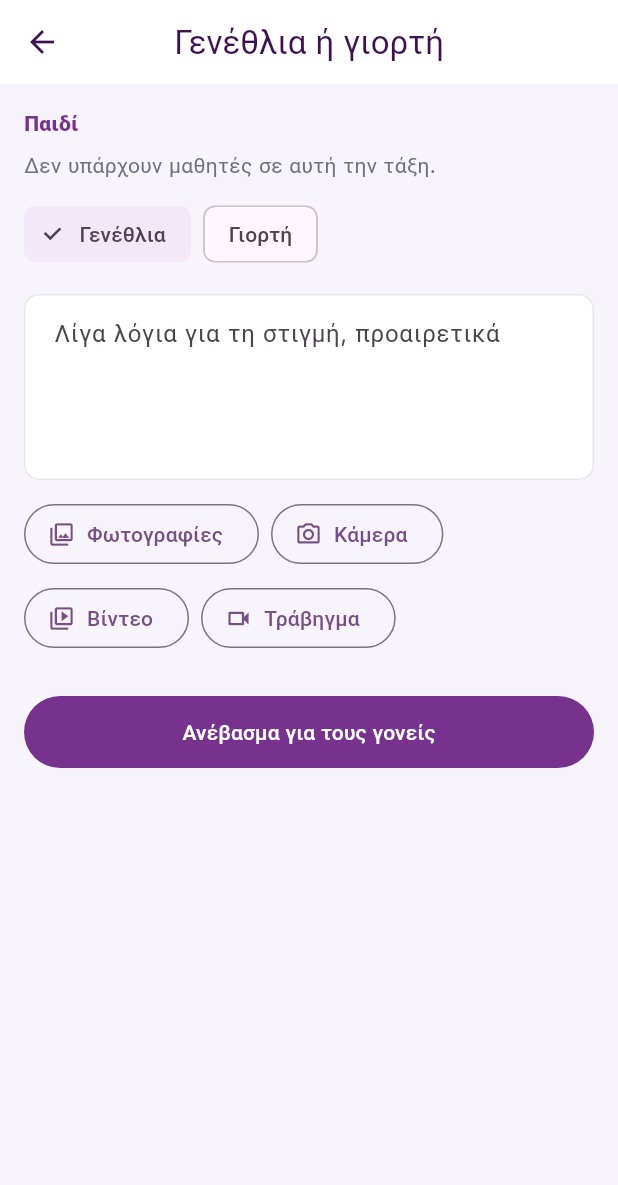
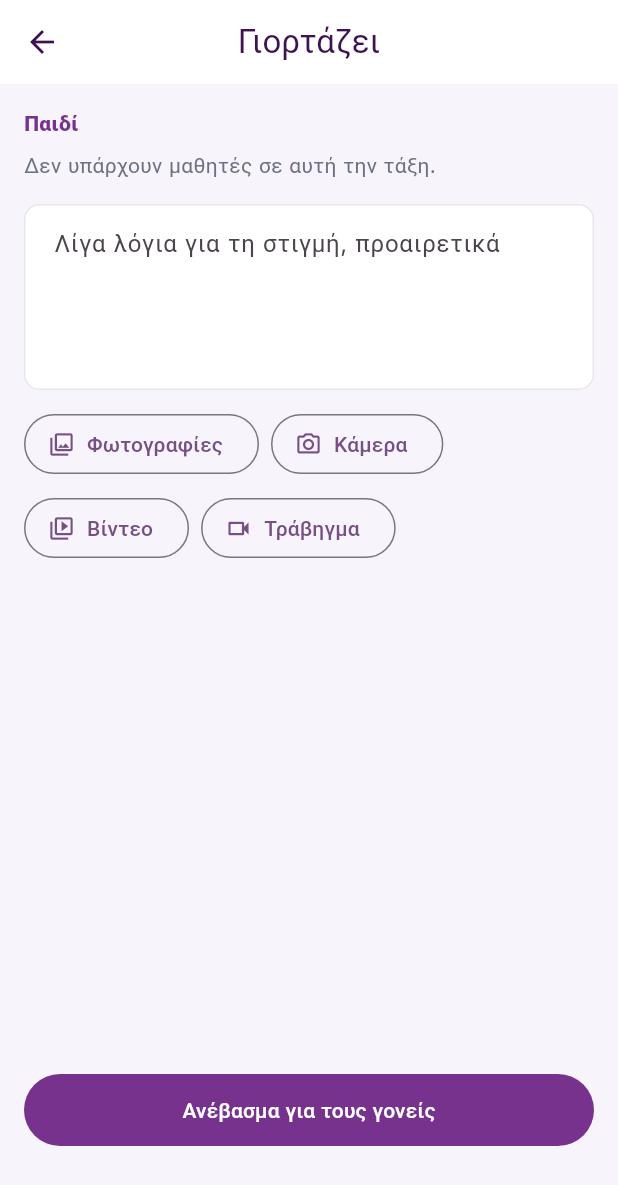
Before and after one commit to damianoskrls/omnedu, a Flutter app: the ClassMomentScreen screen opened directly with empty values, after a tap on "Φωτογραφίες", after a tap on "Κάμερα", on a phone screen of 412 x 824 dp. Shown: the top 1185 px of the screen. Run offline on Flutter 3.47's test engine with Material 3 defaults, Android fonts, the phone set to English and light mode, and no system bars; our stand-ins replace dio, equatable, firebase_core, firebase_messaging, flutter_local_notifications, flutter_riverpod and 5 more; missing offline and left inert: gal; accounts and stored records are empty; network calls fail; project files that could hold a hidden picture were left out.

Commit message:
Show photo thumbnails and keep the parent upload button above the Android bar.
Teachers mark a child with Γιορτάζει, and the same preview applies to today's class post.

Co-authored-by: damianoskrls <damianoskrls@users.noreply.github.com>

```diff
--- a/apps/mobile/lib/features/auth/screens/login_screen.dart
+++ b/apps/mobile/lib/features/auth/screens/login_screen.dart
@@ -83,7 +83,7 @@ class _LoginScreenState extends ConsumerState<LoginScreen> {
                     borderRadius: BorderRadius.circular(20),
                   ),
                   child: const Text(
-                    'omnedu v. 1.15',
+                    'omnedu v. 1.16',
                     style: TextStyle(color: Colors.white, fontSize: 12, fontWeight: FontWeight.w700),
                   ),
                 ),
--- a/apps/mobile/lib/features/parent/screens/school_posts_screen.dart
+++ b/apps/mobile/lib/features/parent/screens/school_posts_screen.dart
@@ -148,8 +148,9 @@ class _PostCard extends StatelessWidget {
     'theater': (bg: Color(0xFFFAF5FF), icon: Color(0xFF7C3AED), label: 'Θέατρο'),
     'event': (bg: Color(0xFFFFF7ED), icon: Color(0xFFEA580C), label: 'Εκδήλωση'),
     'general': (bg: Color(0xFFEFF6FF), icon: Color(0xFF2563EB), label: 'Γενικό'),
-    'birthday': (bg: Color(0xFFFDF2F8), icon: Color(0xFFBE185D), label: 'Γενέθλια'),
-    'nameday': (bg: Color(0xFFFFF7ED), icon: Color(0xFFE95926), label: 'Γιορτή'),
+    'birthday': (bg: Color(0xFFFDF2F8), icon: Color(0xFFBE185D), label: 'Γιορτάζει'),
+    'nameday': (bg: Color(0xFFFFF7ED), icon: Color(0xFFE95926), label: 'Γιορτάζει'),
+    'celebration': (bg: Color(0xFFFDF2F8), icon: Color(0xFFBE185D), label: 'Γιορτάζει'),
     'classroom': (bg: Color(0xFFF3E8F7), icon: Color(0xFF77328D), label: 'Τάξη'),
     'found': (bg: Color(0xFFFFF1EA), icon: Color(0xFFE95926), label: 'Εύρημα'),
   };
--- a/apps/mobile/lib/features/teacher/screens/class_moment_screen.dart
+++ b/apps/mobile/lib/features/teacher/screens/class_moment_screen.dart
@@ -1,9 +1,12 @@
+import 'dart:typed_data';
+
 import 'package:dio/dio.dart';
 import 'package:flutter/material.dart';
 import 'package:flutter_riverpod/flutter_riverpod.dart';
 import 'package:image_picker/image_picker.dart';
 
 import '../../../core/api/api_client.dart';
+import '../../../core/utils/system_insets.dart';
 import '../../../core/widgets/person_face.dart';
 
 class ClassMomentScreen extends ConsumerStatefulWidget {
@@ -26,7 +29,8 @@ class ClassMomentScreen extends ConsumerStatefulWidget {
 class _PendingFile {
   final XFile file;
   final bool video;
-  _PendingFile(this.file, this.video);
+  final Uint8List? bytes;
+  _PendingFile(this.file, this.video, this.bytes);
 }
 
 class _ClassMomentScreenState extends ConsumerState<ClassMomentScreen> {
@@ -36,7 +40,6 @@ class _ClassMomentScreenState extends ConsumerState<ClassMomentScreen> {
   List<Map<String, dynamic>> _students = [];
   bool _loadingStudents = false;
   String? _studentId;
-  String _occasion = 'birthday';
   bool _publishing = false;
   String _progress = '';
 
@@ -86,30 +89,39 @@ class _ClassMomentScreenState extends ConsumerState<ClassMomentScreen> {
   String get _title {
     if (widget.forClass) return 'Σήμερα στην τάξη ${widget.className}';
     final name = _student?['fullName']?.toString() ?? '';
-    return _occasion == 'nameday' ? '$name έχει γιορτή σήμερα' : '$name έχει γενέθλια σήμερα';
+    return '$name γιορτάζει σήμερα';
+  }
+
+  Future<void> _keep(XFile file, {required bool video}) async {
+    if (_pending.length >= 30) return;
+    Uint8List? bytes;
+    if (!video) {
+      try {
+        bytes = await file.readAsBytes();
+      } catch (_) {}
+    }
+    if (!mounted || _pending.length >= 30) return;
+    setState(() => _pending.add(_PendingFile(file, video, bytes)));
   }
 
   Future<void> _addPhotos() async {
     final files = await _picker.pickMultiImage(imageQuality: 85);
     if (!mounted || files.isEmpty) return;
-    setState(() {
-      for (final file in files) {
-        if (_pending.length >= 30) break;
-        _pending.add(_PendingFile(file, false));
-      }
-    });
+    for (final file in files) {
+      await _keep(file, video: false);
+    }
   }
 
   Future<void> _addCamera() async {
     final file = await _picker.pickImage(source: ImageSource.camera, imageQuality: 85);
-    if (!mounted || file == null || _pending.length >= 30) return;
-    setState(() => _pending.add(_PendingFile(file, false)));
+    if (!mounted || file == null) return;
+    await _keep(file, video: false);
   }
 
   Future<void> _addVideo(ImageSource source) async {
     final file = await _picker.pickVideo(source: source);
-    if (!mounted || file == null || _pending.length >= 30) return;
-    setState(() => _pending.add(_PendingFile(file, true)));
+    if (!mounted || file == null) return;
+    await _keep(file, video: true);
   }
 
   Future<void> _publish() async {
@@ -154,7 +166,7 @@ class _ClassMomentScreenState extends ConsumerState<ClassMomentScreen> {
       await dio.post('/schools/${widget.schoolId}/posts', data: {
         'title': _title,
         'content': note,
-        'postType': widget.forClass ? 'classroom' : _occasion,
+        'postType': widget.forClass ? 'classroom' : 'celebration',
         'mediaUrls': urls,
         'audienceType': widget.forClass ? 'class' : 'student',
         'audienceIds': widget.forClass ? [widget.classId] : [_studentId],
@@ -185,10 +197,21 @@ class _ClassMomentScreenState extends ConsumerState<ClassMomentScreen> {
       appBar: AppBar(
         backgroundColor: Colors.white,
         foregroundColor: const Color(0xFF3D1152),
-        title: Text(widget.forClass ? 'Σήμερα στην τάξη' : 'Γενέθλια ή γιορτή'),
+        title: Text(widget.forClass ? 'Σήμερα στην τάξη' : 'Γιορτάζει'),
+      ),
+      bottomNavigationBar: Padding(
+        padding: EdgeInsets.fromLTRB(16, 8, 16, 12 + systemBottomInset(context)),
+        child: FilledButton(
+          style: FilledButton.styleFrom(
+            backgroundColor: const Color(0xFF77328D),
+            minimumSize: const Size.fromHeight(48),
+          ),
+          onPressed: _publishing ? null : _publish,
+          child: Text(_publishing ? (_progress.isEmpty ? 'Ανέβασμα...' : _progress) : 'Ανέβασμα για τους γονείς'),
+        ),
       ),
       body: ListView(
-        padding: const EdgeInsets.fromLTRB(16, 16, 16, 32),
+        padding: const EdgeInsets.fromLTRB(16, 16, 16, 24),
         children: [
           if (!widget.forClass) ...[
             const Text('Παιδί', style: TextStyle(fontWeight: FontWeight.w800, color: Color(0xFF77328D))),
@@ -203,24 +226,6 @@ class _ClassMomentScreenState extends ConsumerState<ClassMomentScreen> {
                 selected: row['id']?.toString() == _studentId,
                 onTap: () => setState(() => _studentId = row['id']?.toString()),
               ),
-            const SizedBox(height: 12),
-            Wrap(
-              spacing: 8,
-              children: [
-                ChoiceChip(
-                  label: const Text('Γενέθλια'),
-                  selected: _occasion == 'birthday',
-                  selectedColor: const Color(0xFFF3E8F7),
-                  onSelected: (_) => setState(() => _occasion = 'birthday'),
-                ),
-                ChoiceChip(
-                  label: const Text('Γιορτή'),
-                  selected: _occasion == 'nameday',
-                  selectedColor: const Color(0xFFFFF1EA),
-                  onSelected: (_) => setState(() => _occasion = 'nameday'),
-                ),
-              ],
-            ),
             if (student != null) ...[
               const SizedBox(height: 12),
               Text(_title, style: const TextStyle(fontWeight: FontWeight.w800, color: Color(0xFF3D1152))),
@@ -250,26 +255,49 @@ class _ClassMomentScreenState extends ConsumerState<ClassMomentScreen> {
               OutlinedButton.icon(onPressed: _publishing ? null : () => _addVideo(ImageSource.camera), icon: const Icon(Icons.videocam_outlined), label: const Text('Τράβηγμα')),
             ],
           ),
-          const SizedBox(height: 12),
-          for (var i = 0; i < _pending.length; i++)
-            ListTile(
-              contentPadding: EdgeInsets.zero,
-              leading: Icon(_pending[i].video ? Icons.movie_outlined : Icons.image_outlined, color: const Color(0xFF77328D)),
-              title: Text(_pending[i].video ? 'Βίντεο ${i + 1}' : 'Φωτογραφία ${i + 1}'),
-              trailing: IconButton(
-                onPressed: _publishing ? null : () => setState(() => _pending.removeAt(i)),
-                icon: const Icon(Icons.close_rounded),
+          if (_pending.isNotEmpty) ...[
+            const SizedBox(height: 12),
+            SizedBox(
+              height: 96,
+              child: ListView.separated(
+                scrollDirection: Axis.horizontal,
+                itemCount: _pending.length,
+                separatorBuilder: (_, __) => const SizedBox(width: 8),
+                itemBuilder: (_, index) {
+                  final item = _pending[index];
+                  return Stack(
+                    children: [
+                      ClipRRect(
+                        borderRadius: BorderRadius.circular(12),
+                        child: item.bytes != null
+                            ? Image.memory(item.bytes!, width: 96, height: 96, fit: BoxFit.cover)
+                            : ColoredBox(
+                                color: const Color(0xFFF3E8F7),
+                                child: SizedBox(
+                                  width: 96,
+                                  height: 96,
+                                  child: Icon(item.video ? Icons.play_circle_fill_rounded : Icons.image_outlined, color: const Color(0xFF77328D), size: 36),
+                                ),
+                              ),
+                      ),
+                      Positioned(
+                        top: 0,
+                        right: 0,
+                        child: IconButton(
+                          visualDensity: VisualDensity.compact,
+                          onPressed: _publishing ? null : () => setState(() => _pending.removeAt(index)),
+                          icon: const DecoratedBox(
+                            decoration: BoxDecoration(color: Color(0xCC3D1152), shape: BoxShape.circle),
+                            child: Icon(Icons.cancel_rounded, color: Colors.white),
+                          ),
+                        ),
+                      ),
+                    ],
+                  );
+                },
               ),
             ),
-          const SizedBox(height: 16),
-          FilledButton(
-            style: FilledButton.styleFrom(
-              backgroundColor: const Color(0xFF77328D),
-              minimumSize: const Size.fromHeight(48),
-            ),
-            onPressed: _publishing ? null : _publish,
-            child: Text(_publishing ? (_progress.isEmpty ? 'Ανέβασμα...' : _progress) : 'Ανέβασμα για τους γονείς'),
-          ),
+          ],
         ],
       ),
     );
--- a/apps/mobile/lib/features/teacher/screens/teacher_home_screen.dart
+++ b/apps/mobile/lib/features/teacher/screens/teacher_home_screen.dart
@@ -290,8 +290,8 @@ class _TeacherHomeScreenState extends ConsumerState<TeacherHomeScreen> {
                           child: FilledButton.icon(
                             style: FilledButton.styleFrom(backgroundColor: const Color(0xFFBE185D)),
                             onPressed: () => _openMoment(classes, forClass: false),
-                            icon: const Icon(Icons.cake_rounded),
-                            label: const Text('Γενέθλια'),
+                            icon: const Icon(Icons.celebration_rounded),
+                            label: const Text('Γιορτάζει'),
                           ),
                         ),
                         const SizedBox(width: 10),
--- a/apps/mobile/pubspec.yaml
+++ b/apps/mobile/pubspec.yaml
@@ -1,7 +1,7 @@
 name: omnedu
 description: omnedu — School management app for Parents & Teachers
 publish_to: none
-version: 1.0.17+2026100919
+version: 1.0.18+2026100920
 
 environment:
   sdk: '>=3.4.0 <4.0.0'
```
Also changed, not shown: 2 other files.
